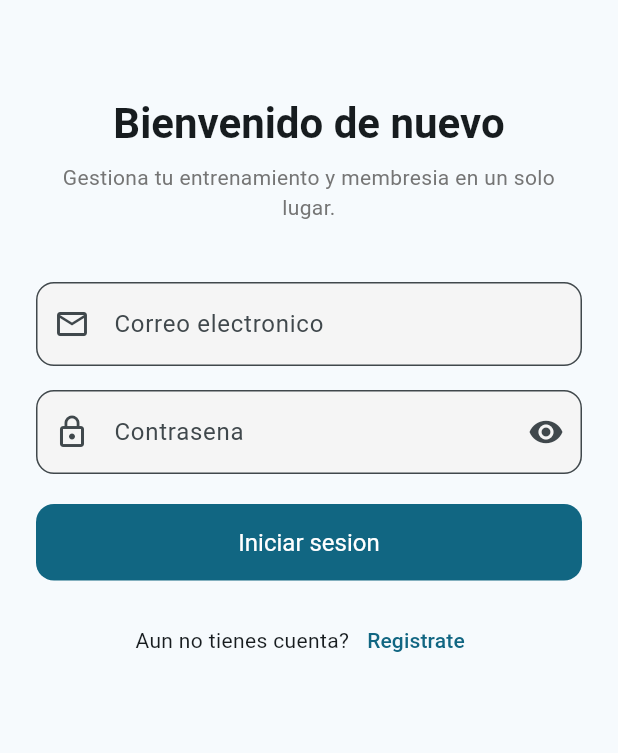
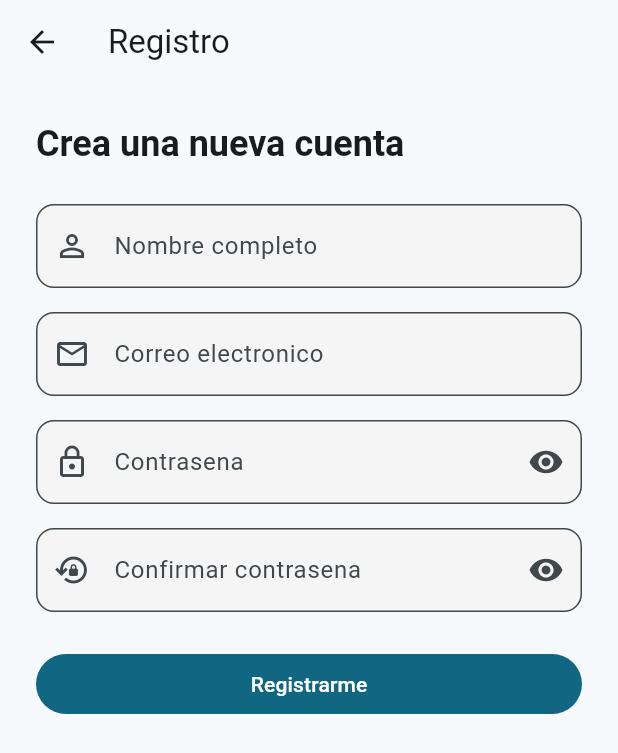
Before and after one commit to EdwinFer01/GymApp, a Flutter app: the screen it shows after launch, after a tap on "Registrate", on a phone screen of 412 x 824 dp. Shown: the top 753 px of the screen. Run offline on Flutter 3.47's test engine with Material 3 defaults, Android fonts, the phone set to English and light mode, and no system bars; our stand-ins replace sqflite, sqflite_common_ffi; accounts and stored records are empty.

Commit message:
Implement registration functionality with view model and form validation

```diff
--- /dev/null
+++ b/lib/features/auth/presentation/viewmodels/registration_view_model.dart
@@ -0,0 +1,46 @@
+import '../../../../core/viewmodels/base_view_model.dart';
+import '../../domain/entities/auth_user.dart';
+import '../../domain/repositories/auth_repository.dart';
+
+class RegistrationViewModel extends BaseViewModel {
+  RegistrationViewModel({required AuthRepository authRepository})
+    : _authRepository = authRepository;
+
+  final AuthRepository _authRepository;
+
+  AuthUser? _createdUser;
+  String? _errorMessage;
+
+  AuthUser? get createdUser => _createdUser;
+  String? get errorMessage => _errorMessage;
+
+  Future<bool> register({
+    required String name,
+    required String email,
+    required String password,
+  }) async {
+    setBusy(true);
+    _errorMessage = null;
+
+    try {
+      final exists = await _authRepository.emailExists(email);
+      if (exists) {
+        _errorMessage = 'El correo ya esta registrado';
+        return false;
+      }
+
+      _createdUser = await _authRepository.register(
+        email: email,
+        password: password,
+        displayName: name,
+        role: AuthRole.client,
+      );
+      return true;
+    } catch (error) {
+      _errorMessage = 'Error al registrar: $error';
+      return false;
+    } finally {
+      setBusy(false);
+    }
+  }
+}
--- /dev/null
+++ b/lib/features/auth/presentation/views/registration_view.dart
@@ -0,0 +1,195 @@
+import 'package:flutter/material.dart';
+import 'package:provider/provider.dart';
+
+import '../viewmodels/registration_view_model.dart';
+
+class RegistrationView extends StatefulWidget {
+  const RegistrationView({super.key});
+
+  @override
+  State<RegistrationView> createState() => _RegistrationViewState();
+}
+
+class _RegistrationViewState extends State<RegistrationView> {
+  final _formKey = GlobalKey<FormState>();
+  final _nameController = TextEditingController();
+  final _emailController = TextEditingController();
+  final _passwordController = TextEditingController();
+  final _confirmPasswordController = TextEditingController();
+
+  bool _isPasswordVisible = false;
+  bool _isConfirmPasswordVisible = false;
+
+  @override
+  void dispose() {
+    _nameController.dispose();
+    _emailController.dispose();
+    _passwordController.dispose();
+    _confirmPasswordController.dispose();
+    super.dispose();
+  }
+
+  Future<void> _handleSubmit(RegistrationViewModel viewModel) async {
+    if (!(_formKey.currentState?.validate() ?? false)) return;
+
+    final success = await viewModel.register(
+      name: _nameController.text.trim(),
+      email: _emailController.text.trim(),
+      password: _passwordController.text,
+    );
+
+    if (!mounted) return;
+
+    final message = success
+        ? 'Cuenta creada correctamente'
+        : viewModel.errorMessage ?? 'No se pudo crear la cuenta';
+
+    final color = success ? Colors.green : Colors.red;
+    ScaffoldMessenger.of(
+      context,
+    ).showSnackBar(SnackBar(content: Text(message), backgroundColor: color));
+
+    if (success) {
+      Navigator.of(context).pop();
+    }
+  }
+
+  @override
+  Widget build(BuildContext context) {
+    final viewModel = context.watch<RegistrationViewModel>();
+
+    return Scaffold(
+      appBar: AppBar(title: const Text('Registro')),
+      body: SafeArea(
+        child: SingleChildScrollView(
+          padding: const EdgeInsets.all(24),
+          child: Form(
+            key: _formKey,
+            child: Column(
+              crossAxisAlignment: CrossAxisAlignment.stretch,
+              children: [
+                Text(
+                  'Crea una nueva cuenta',
+                  style: Theme.of(context).textTheme.headlineSmall?.copyWith(
+                    fontWeight: FontWeight.bold,
+                  ),
+                ),
+                const SizedBox(height: 24),
+                TextFormField(
+                  controller: _nameController,
+                  decoration: const InputDecoration(
+                    labelText: 'Nombre completo',
+                    prefixIcon: Icon(Icons.person_outline),
+                  ),
+                  validator: (value) {
+                    final text = value?.trim() ?? '';
+                    if (text.isEmpty) {
+                      return 'Ingresa tu nombre';
+                    }
+                    if (text.length < 3) {
+                      return 'Debe tener al menos 3 caracteres';
+                    }
+                    return null;
+                  },
+                ),
+                const SizedBox(height: 16),
+                TextFormField(
+                  controller: _emailController,
+                  keyboardType: TextInputType.emailAddress,
+                  decoration: const InputDecoration(
+                    labelText: 'Correo electronico',
+                    hintText: 'tu-email@dominio.com',
+                    prefixIcon: Icon(Icons.email_outlined),
+                  ),
+                  validator: (value) {
+                    final email = value?.trim() ?? '';
+                    if (email.isEmpty) {
+                      return 'Ingresa tu correo';
+                    }
+                    final emailRegExp = RegExp(r'^[^@]+@[^@]+\.[^@]+$');
+                    if (!emailRegExp.hasMatch(email)) {
+                      return 'Correo invalido';
+                    }
+                    return null;
+                  },
+                ),
+                const SizedBox(height: 16),
+                TextFormField(
+                  controller: _passwordController,
+                  obscureText: !_isPasswordVisible,
+                  decoration: InputDecoration(
+                    labelText: 'Contrasena',
+                    prefixIcon: const Icon(Icons.lock_outline),
+                    suffixIcon: IconButton(
+                      icon: Icon(
+                        _isPasswordVisible
+                            ? Icons.visibility_off
+                            : Icons.visibility,
+                      ),
+                      onPressed: () => setState(
+                        () => _isPasswordVisible = !_isPasswordVisible,
+                      ),
+                    ),
+                  ),
+                  validator: (value) {
+                    final password = value ?? '';
+                    if (password.isEmpty) {
+                      return 'Ingresa una contrasena';
+                    }
+                    if (password.length < 6) {
+                      return 'Debe tener al menos 6 caracteres';
+                    }
+                    return null;
+                  },
+                ),
+                const SizedBox(height: 16),
+                TextFormField(
+                  controller: _confirmPasswordController,
+                  obscureText: !_isConfirmPasswordVisible,
+                  decoration: InputDecoration(
+                    labelText: 'Confirmar contrasena',
+                    prefixIcon: const Icon(Icons.lock_reset_outlined),
+                    suffixIcon: IconButton(
+                      icon: Icon(
+                        _isConfirmPasswordVisible
+                            ? Icons.visibility_off
+                            : Icons.visibility,
+                      ),
+                      onPressed: () => setState(
+                        () => _isConfirmPasswordVisible =
+                            !_isConfirmPasswordVisible,
+                      ),
+                    ),
+                  ),
+                  validator: (value) {
+                    final confirmation = value ?? '';
+                    if (confirmation.isEmpty) {
+                      return 'Confirma tu contrasena';
+                    }
+                    if (confirmation != _passwordController.text) {
+                      return 'Las contrasenas no coinciden';
+                    }
+                    return null;
+                  },
+                ),
+                const SizedBox(height: 24),
+                FilledButton(
+                  onPressed: viewModel.isBusy
+                      ? null
+                      : () => _handleSubmit(viewModel),
+                  child: viewModel.isBusy
+                      ? const SizedBox(
+                          height: 20,
+                          width: 20,
+                          child: CircularProgressIndicator(strokeWidth: 2),
+                        )
+                      : const Text('Registrarme'),
+                ),
+              ],
+            ),
+          ),
+        ),
+      ),
+    );
+  }
+}
--- a/lib/features/auth/presentation/widgets/sign_up_link.dart
+++ b/lib/features/auth/presentation/widgets/sign_up_link.dart
@@ -1,4 +1,9 @@
 import 'package:flutter/material.dart';
+import 'package:provider/provider.dart';
+
+import '../../data/repositories/auth_repository_impl.dart';
+import '../viewmodels/registration_view_model.dart';
+import '../views/registration_view.dart';
 
 class SignUpLink extends StatelessWidget {
   const SignUpLink({super.key});
@@ -14,7 +19,16 @@ class SignUpLink extends StatelessWidget {
         ),
         TextButton(
           onPressed: () {
-            // TODO(edwin): Navegar a la pantalla de registro cuando este lista.
+            Navigator.of(context).push(
+              MaterialPageRoute(
+                builder: (_) => ChangeNotifierProvider(
+                  create: (_) => RegistrationViewModel(
+                    authRepository: AuthRepositoryImpl(),
+                  ),
+                  child: const RegistrationView(),
+                ),
+              ),
+            );
           },
           child: const Text('Registrate'),
         ),
```
